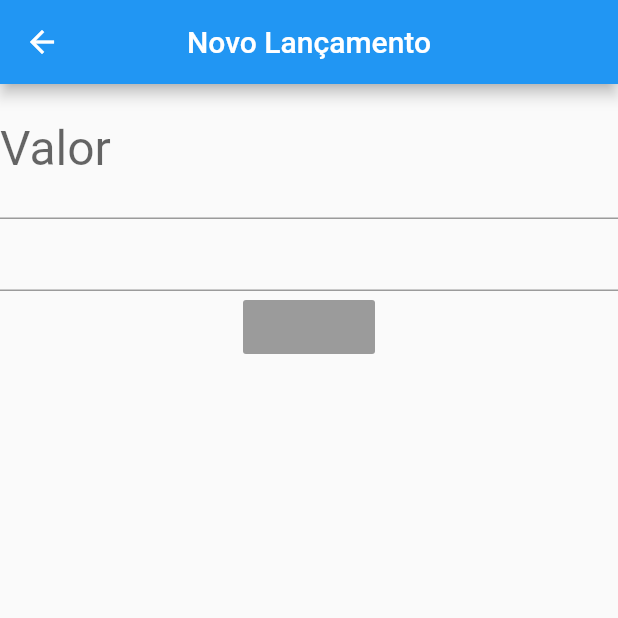
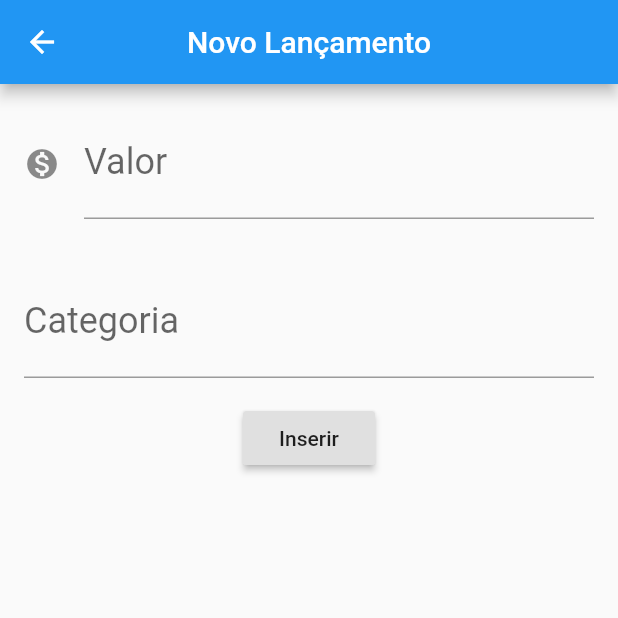
Before and after one commit to jamesti/toliso, a Flutter app: the FormularioLancamento screen opened directly, on a phone screen of 412 x 824 dp, the top half of it. Run offline on Flutter 3.47's test engine with Material 2 defaults, Android fonts, the phone set to English and light mode, and no system bars.

Commit message:
Controladores

```diff
--- a/lib/main.dart
+++ b/lib/main.dart
@@ -11,6 +11,10 @@ class ToLisoApp extends StatelessWidget {
 }
 
 class FormularioLancamento extends StatelessWidget {
+  final TextEditingController _controladorCampoValor = TextEditingController();
+  final TextEditingController _controladorCampoCategoria =
+      TextEditingController();
+
   @override
   Widget build(BuildContext context) {
     // TODO: implement build
@@ -21,18 +25,37 @@ class FormularioLancamento extends StatelessWidget {
       ),
       body: Column(
         children: <Widget>[
-          TextField(
-            style: TextStyle(
-              fontSize: 32.0
+          Padding(
+            padding: EdgeInsets.all(16.0),
+            child: TextField(
+              controller: _controladorCampoValor,
+              style: TextStyle(fontSize: 24.0),
+              decoration: InputDecoration(
+                  icon: Icon(Icons.monetization_on),
+                  labelText: "Valor",
+                  hintText: "0.00"),
+              keyboardType: TextInputType.numberWithOptions(),
             ),
-            decoration: InputDecoration(
-              labelText: "Valor",
-              hintText: "0.00"
-            ),
-            keyboardType: TextInputType.numberWithOptions(),
           ),
-          TextField(),
-          RaisedButton()
+          Padding(
+            padding: EdgeInsets.all(16.0),
+            child: TextField(
+                controller: _controladorCampoCategoria,
+                style: TextStyle(fontSize: 24.0),
+                decoration: InputDecoration(
+                    labelText: "Categoria",
+                    hintText: "Por exemplo: Transporte")),
+          ),
+          RaisedButton(
+            child: Text("Inserir"),
+            onPressed: () {
+              final double valor = double.parse(_controladorCampoValor.text);
+              final String categoria = _controladorCampoCategoria.text;
+              final Lancamento lancamento = new Lancamento(valor, categoria);
+              debugPrint("Lançamento Inserido!");
+              debugPrint("$lancamento");
+            },
+          )
         ],
       ),
     );
@@ -96,5 +119,10 @@ class Lancamento {
   final double valor;
   final String categoria;
 
+  @override
+  String toString() {
+    return 'Lançamento {valor: $valor, categoria: $categoria}';
+  }
+
   Lancamento(this.valor, this.categoria);
 }
```
